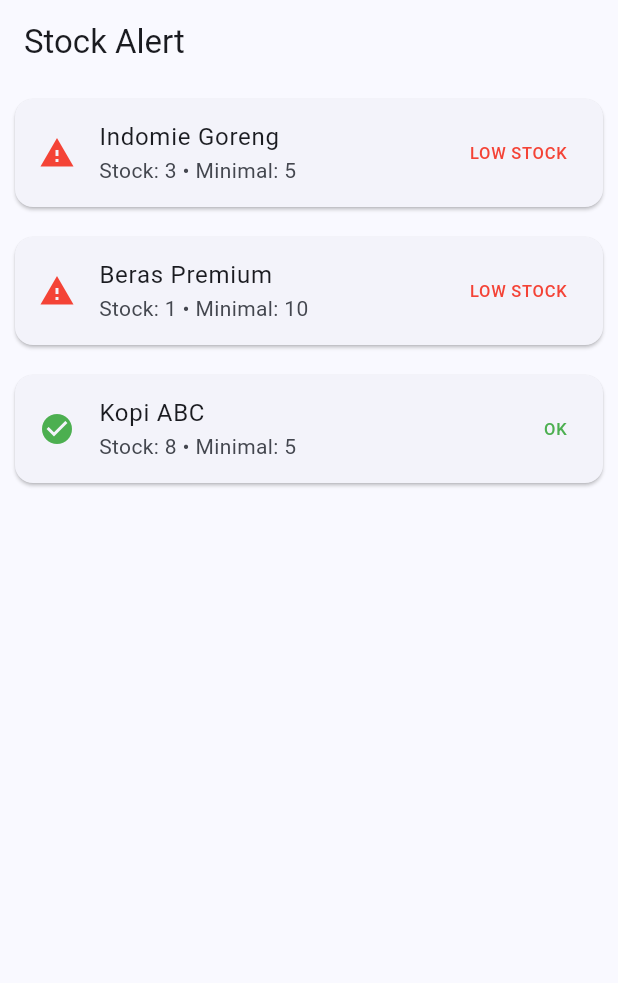
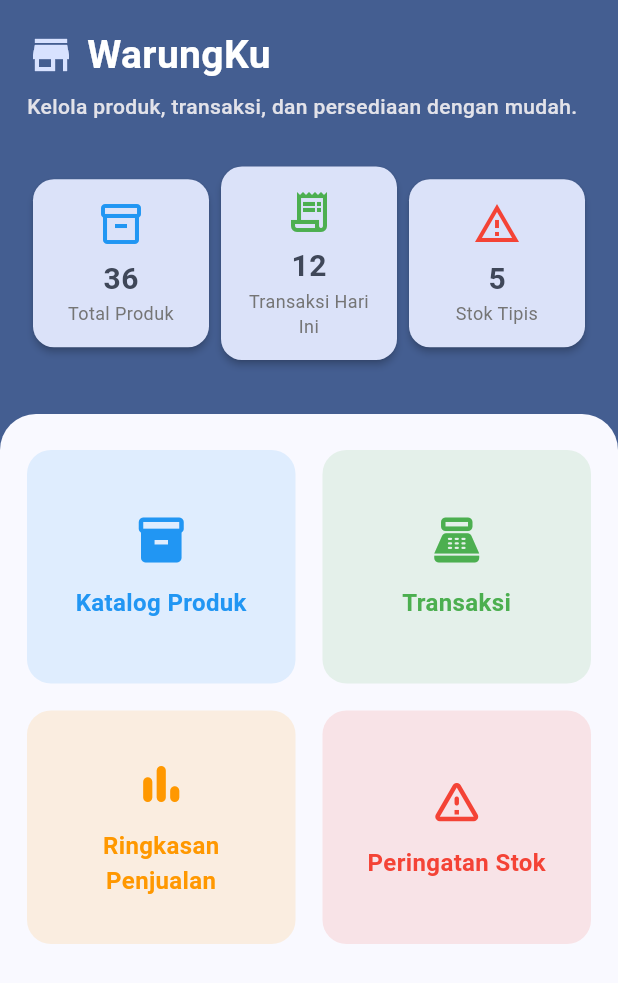
Before and after one commit to JavierGavra/WarungKu, a Flutter app: the screen it shows after launch, on a phone screen of 412 x 824 dp. Shown: the top 983 px of the screen. Run offline on Flutter 3.47's test engine with Material 3 defaults, Android fonts, the phone set to English and light mode, and no system bars; our stand-ins replace connectivity_plus, shared_preferences, sqflite, supabase_flutter; missing offline and left inert: mobile_scanner; accounts and stored records are empty.

Commit message:
feat: add home page

```diff
--- a/lib/core/constraint/constraint.dart
+++ b/lib/core/constraint/constraint.dart
@@ -0,0 +1,2 @@
+const String supabaseUrl = "https://demfercewddxosmzrpqb.supabase.co";
+const String supabaseAnonKey = 'eyJhbGciOiJIUzI1NiIsInR5cCI6IkpXVCJ9.eyJpc3MiOiJzdXBhYmFzZSIsInJlZiI6ImRlbWZlcmNld2RkeG9zbXpycHFiIiwicm9sZSI6ImFub24iLCJpYXQiOjE3NjM5OTM1ODUsImV4cCI6MjA3OTU2OTU4NX0.91fT-FK_uhPCgCH7R6Ax-IZizSghOEvmU4H05F19ids';
--- /dev/null
+++ b/lib/features/home/views/home_page.dart
@@ -0,0 +1,252 @@
+import 'package:flutter/material.dart';
+import 'package:warung_ku/features/product_catalog/views/product_catalog_page.dart';
+import 'package:warung_ku/features/sales_summary/views/sales_summary_page.dart';
+import 'package:warung_ku/features/stock_alert/views/pages/stock_alert_page.dart';
+import 'package:warung_ku/features/transaction/views/transaction_page.dart';
+
+class HomePage extends StatelessWidget {
+  const HomePage({super.key});
+
+  Widget buildMenu({
+    required IconData icon,
+    required String title,
+    required VoidCallback onTap,
+    Color color = Colors.blue,
+  }) {
+    return InkWell(
+      onTap: onTap,
+      borderRadius: BorderRadius.circular(16),
+      child: Container(
+        decoration: BoxDecoration(
+          borderRadius: BorderRadius.circular(16),
+          color: color.withOpacity(0.12),
+        ),
+        padding: const EdgeInsets.all(22),
+        child: Column(
+          mainAxisAlignment: MainAxisAlignment.center,
+          children: [
+            Icon(icon, size: 36, color: color),
+            const SizedBox(height: 12),
+            Text(
+              title,
+              style: TextStyle(
+                fontSize: 16,
+                fontWeight: FontWeight.w600,
+                color: color,
+              ),
+              textAlign: TextAlign.center,
+            ),
+          ],
+        ),
+      ),
+    );
+  }
+
+  Widget infoCard(String title, String value, IconData icon, Color color) {
+    return Card(
+      elevation: 3,
+      child: ListTile(
+        leading: Icon(icon, color: color, size: 34),
+        title: Text(title, style: const TextStyle(fontWeight: FontWeight.bold)),
+        subtitle: Text(value, style: const TextStyle(fontSize: 18)),
+      ),
+    );
+  }
+
+  @override
+  Widget build(BuildContext context) {
+    final color = Theme.of(context).colorScheme;
+
+    return Scaffold(
+      backgroundColor: color.primary,
+      body: Column(
+        children: [
+          Padding(
+            padding: EdgeInsetsGeometry.all(18),
+            child: Column(
+              children: [
+                SafeArea(
+                  left: false,
+                  right: false,
+                  bottom: false,
+                  child: Column(
+                    crossAxisAlignment: CrossAxisAlignment.start,
+                    children: [
+                      Row(
+                        spacing: 8,
+                        children: [
+                          Icon(
+                            Icons.store,
+                            size: 32,
+                            color: color.primaryContainer,
+                          ),
+                          Text(
+                            "WarungKu",
+                            style: TextStyle(
+                              fontSize: 26,
+                              fontWeight: FontWeight.bold,
+                              color: color.onPrimary,
+                            ),
+                          ),
+                        ],
+                      ),
+                      const SizedBox(height: 6),
+                      Text(
+                        "Kelola produk, transaksi, dan persediaan dengan mudah.",
+                        style: TextStyle(
+                          fontWeight: FontWeight.w500,
+                          color: color.surfaceContainerHighest,
+                        ),
+                      ),
+                    ],
+                  ),
+                ),
+                const SizedBox(height: 26),
+
+                // Quick Stats
+                Row(
+                  mainAxisAlignment: MainAxisAlignment.spaceBetween,
+                  children: const [
+                    _InfoCard(
+                      title: "Total Produk",
+                      value: "36",
+                      icon: Icons.inventory_2_outlined,
+                      iconColor: Colors.blue,
+                    ),
+                    _InfoCard(
+                      title: "Transaksi Hari Ini",
+                      value: "12",
+                      icon: Icons.receipt_long_outlined,
+                      iconColor: Colors.green,
+                    ),
+                    _InfoCard(
+                      title: "Stok Tipis",
+                      value: "5",
+                      icon: Icons.warning_amber_outlined,
+                      iconColor: Colors.red,
+                    ),
+                  ],
+                ),
+              ],
+            ),
+          ),
+
+          const SizedBox(height: 14),
+          Expanded(
+            child: Container(
+              width: double.infinity,
+              padding: const EdgeInsets.all(18),
+              decoration: BoxDecoration(
+                color: color.surface,
+                borderRadius: const BorderRadius.vertical(
+                  top: Radius.circular(24),
+                ),
+              ),
+              child: GridView(
+                padding: const EdgeInsets.only(top: 6),
+                gridDelegate: const SliverGridDelegateWithFixedCrossAxisCount(
+                  crossAxisCount: 2,
+                  mainAxisSpacing: 18,
+                  crossAxisSpacing: 18,
+                  childAspectRatio: 1.15,
+                ),
+                children: [
+                  buildMenu(
+                    title: "Katalog Produk",
+                    icon: Icons.inventory_2,
+                    color: Colors.blue,
+                    onTap: () => Navigator.push(
+                      context,
+                      MaterialPageRoute(
+                        builder: (_) => const ProductCatalogPage(),
+                      ),
+                    ),
+                  ),
+                  buildMenu(
+                    title: "Transaksi",
+                    icon: Icons.point_of_sale,
+                    color: Colors.green,
+                    onTap: () => Navigator.push(
+                      context,
+                      MaterialPageRoute(
+                        builder: (_) => const TransactionPage(),
+                      ),
+                    ),
+                  ),
+                  buildMenu(
+                    title: "Ringkasan Penjualan",
+                    icon: Icons.bar_chart_rounded,
+                    color: Colors.orange,
+                    onTap: () => Navigator.push(
+                      context,
+                      MaterialPageRoute(
+                        builder: (_) => const SalesSummaryPage(),
+                      ),
+                    ),
+                  ),
+                  buildMenu(
+                    title: "Peringatan Stok",
+                    icon: Icons.warning_amber_rounded,
+                    color: Colors.red,
+                    onTap: () => Navigator.push(
+                      context,
+                      MaterialPageRoute(builder: (_) => const StockAlertPage()),
+                    ),
+                  ),
+                ],
+              ),
+            ),
+          ),
+        ],
+      ),
+    );
+  }
+}
+
+class _InfoCard extends StatelessWidget {
+  final String title;
+  final String value;
+  final IconData icon;
+  final Color iconColor;
+
+  const _InfoCard({
+    required this.title,
+    required this.value,
+    required this.icon,
+    required this.iconColor,
+  });
+
+  @override
+  Widget build(BuildContext context) {
+    final color = Theme.of(context).colorScheme;
+    return Expanded(
+      child: Card(
+        elevation: 2,
+        shape: RoundedRectangleBorder(borderRadius: BorderRadius.circular(14)),
+        color: color.secondaryContainer,
+        child: Container(
+          padding: const EdgeInsets.all(14),
+          child: Column(
+            children: [
+              Icon(icon, size: 32, color: iconColor),
+              const SizedBox(height: 6),
+              Text(
+                value,
+                style: TextStyle(
+                  fontSize: 20,
+                  fontWeight: FontWeight.bold,
+                  color: color.onSecondaryContainer,
+                ),
+              ),
+              Text(
+                title,
+                textAlign: TextAlign.center,
+                style: TextStyle(color: Colors.grey[600], fontSize: 12),
+              ),
+            ],
+          ),
+        ),
+      ),
+    );
+  }
+}
--- a/lib/main.dart
+++ b/lib/main.dart
@@ -1,8 +1,12 @@
 import 'package:flutter/material.dart';
-import 'package:warung_ku/features/stock_alert/views/pages/stock_alert_page.dart';
+import 'package:supabase_flutter/supabase_flutter.dart';
+import 'package:warung_ku/core/constraint/constraint.dart';
+import 'package:warung_ku/features/home/views/home_page.dart';
+// import 'package:warung_ku/features/home/views/main_menu_page.dart';
 
-void main() {
-  runApp(const MyApp());
+Future<void> main() async {
+  await Supabase.initialize(url: supabaseUrl, anonKey: supabaseAnonKey);
+  runApp(MyApp());
 }
 
 class MyApp extends StatelessWidget {
@@ -17,7 +21,7 @@
         useMaterial3: true,
         colorScheme: ColorScheme.fromSeed(seedColor: Colors.blueAccent),
       ),
-      home: const StockAlertPage(),
+      home: const HomePage(),
     );
   }
 }
--- a/pubspec.yaml
+++ b/pubspec.yaml
@@ -35,6 +35,11 @@
   # Use with the CupertinoIcons class for iOS style icons.
   cupertino_icons: ^1.0.8
   mobile_scanner: ^7.1.3
+  sqflite: ^2.4.2
+  shared_preferences: ^2.5.3
+  supabase_flutter: ^2.10.3
+  connectivity_plus: ^7.0.0
+  uuid: ^4.5.2
 
 dev_dependencies:
   flutter_test:
```
Also changed, not shown: pubspec.lock.
